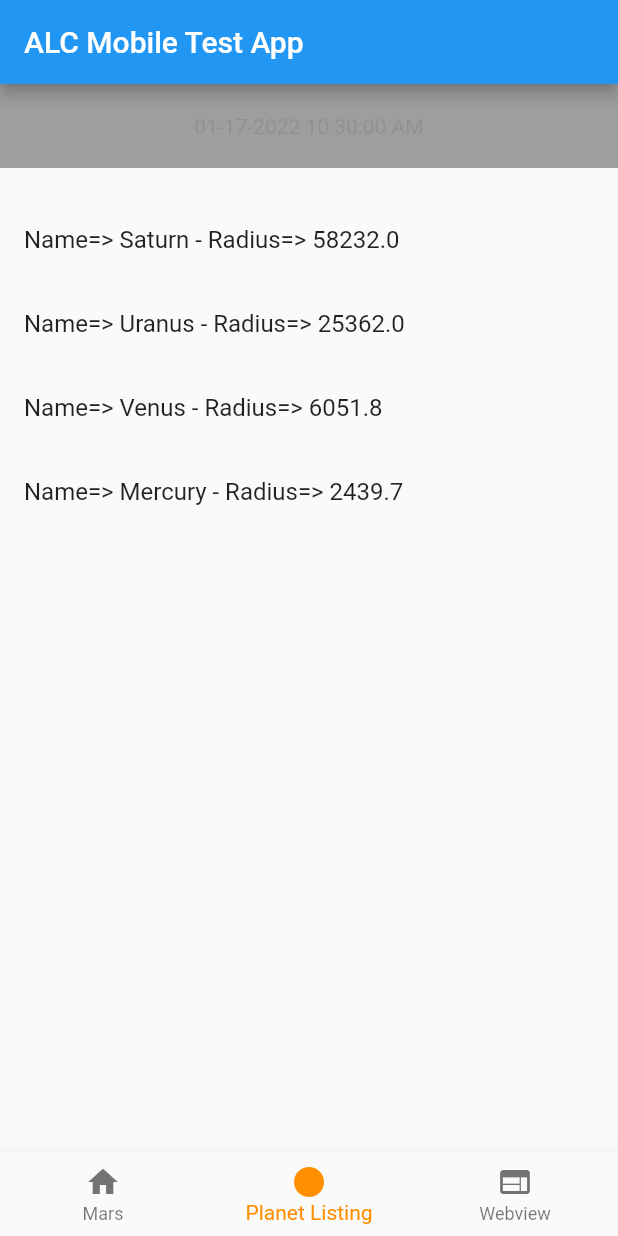
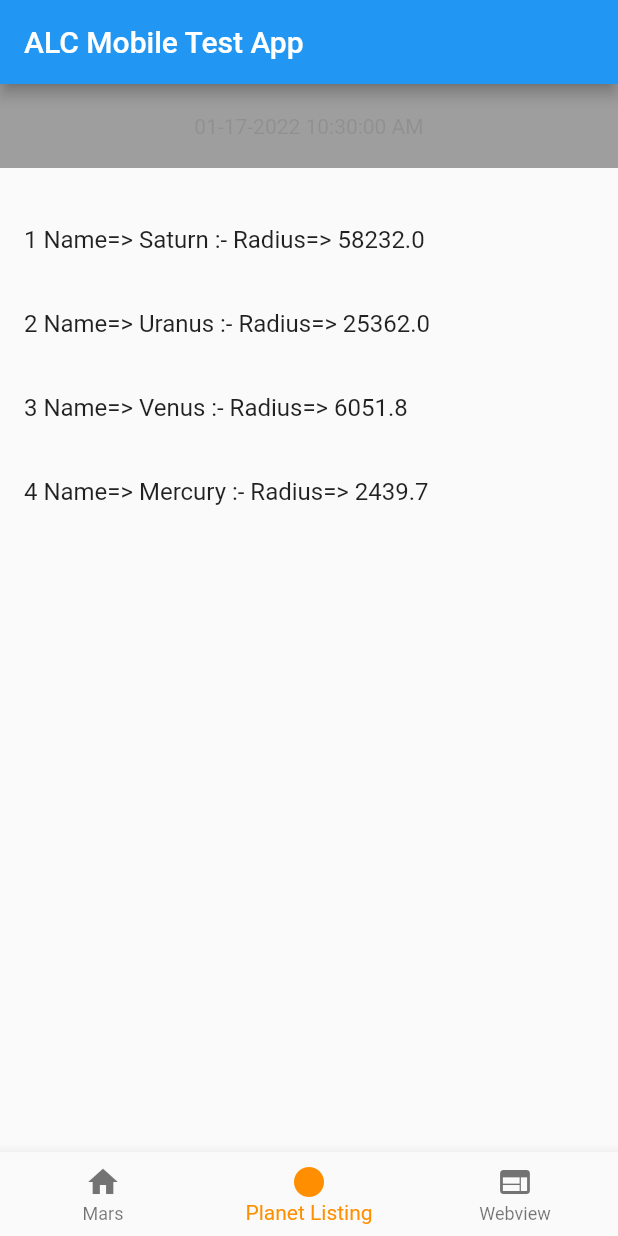
Before and after one commit to vivekbhakhri/AtlanticLottery-flutter-test-app-368f8e00184a, a Flutter app: the screen it shows after launch, item 2 of the bottom bar chosen, on a phone screen of 412 x 824 dp. Run offline on Flutter 3.47's test engine with Material 2 defaults, Android fonts, the phone set to English and light mode, and no system bars; our stand-ins replace clock, webview_flutter; missing offline and left inert: dart:ffi; network calls fail.

Commit message:
Added_testcase_for_filtering_minRadius_planet_and_Modified_the_function

```diff
--- a/lib/models/planet_listing_model.dart
+++ b/lib/models/planet_listing_model.dart
@@ -28,7 +28,7 @@ class PlanetListingModel {
   }
 
   List<Planet> filterPlanetsByMinRadius(List<Planet> planets, double minRadius) {
-    planets.removeWhere((p) => p.radius < minRadius);
+    planets.removeWhere((p) => p.radius > minRadius);
     return planets;
   }
 
--- a/lib/screens/planet_listing_screen.dart
+++ b/lib/screens/planet_listing_screen.dart
@@ -40,7 +40,7 @@ class _PlanetListingScreenState extends State<PlanetListingScreen> {
                 itemCount: model.planetsList.length,
                 itemBuilder: (context, itemCount){
                   return ListTile(
-                    title:Text('Name=> ${model.planetsList[itemCount].name} - Radius=> ${model.planetsList[itemCount].radius}'),
+                    title:Text('${itemCount + 1} Name=> ${model.planetsList[itemCount].name} :- Radius=> ${model.planetsList[itemCount].radius}'),
                   );
             })
           ),
```
Also changed, not shown: lib/testing/planet_lisiting_model_test.dart (+15 -1 lines).
